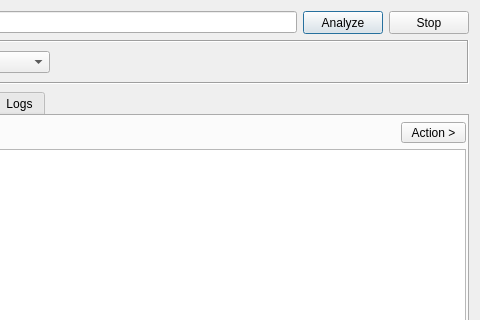
Qt form gui/src/tools/CertTool.ui (3nock/OTE) before a commit; both pictures show x 154 to 634 and y 0 to 320 of the 634 by 504 pixel window.
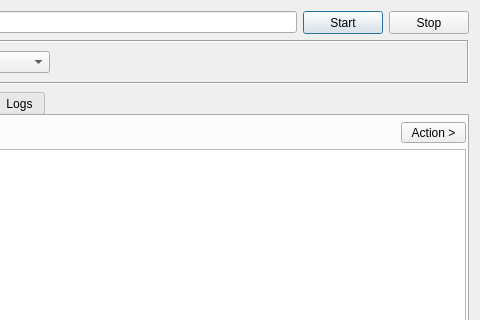
The same form after that commit.

The edit to the form file:
```diff
--- a/gui/src/tools/CertTool.ui
+++ b/gui/src/tools/CertTool.ui
@@ -54,7 +54,7 @@
         </size>
        </property>
        <property name="text">
-        <string>Analyze</string>
+        <string>Start</string>
        </property>
       </widget>
      </item>
```
Left out of the diff: 2 changed lines with no effect on the pictures.
